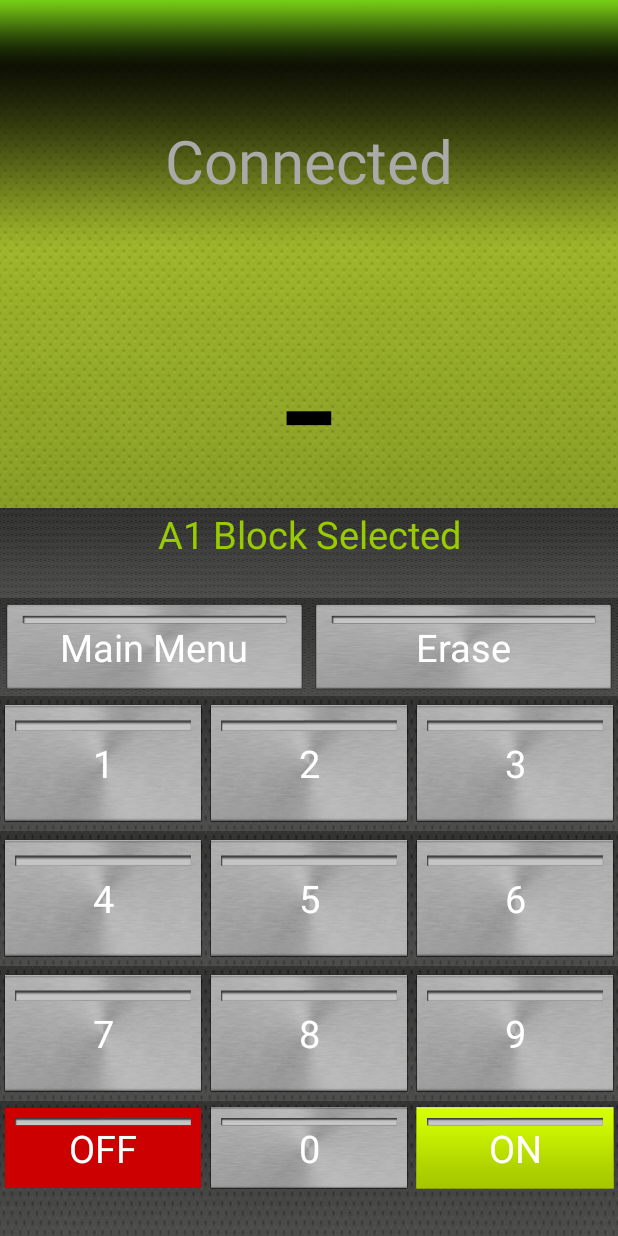
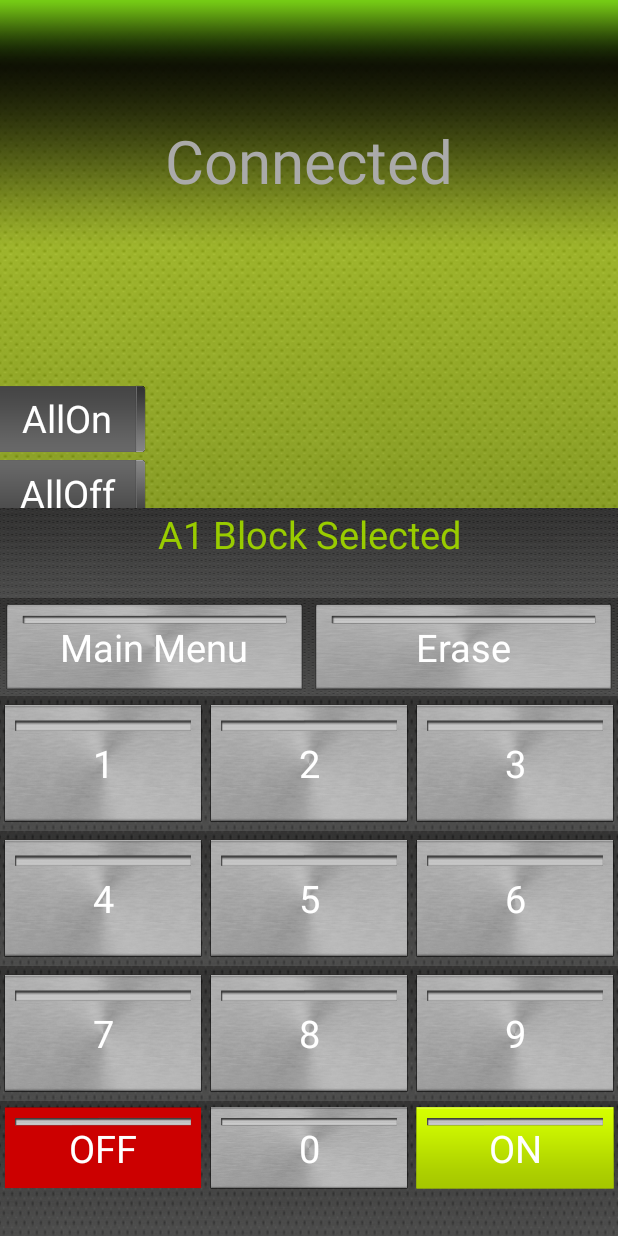
Before and after one commit to BurakCanKOCAK/LedControl, an Android app: the MainActivity screen opened directly, with no data from a screen before it, on a phone screen of 412 x 824 dp. Run offline under Robolectric (Android 15) with nearby library versions, the phone set to English and light mode, and no system bars.

Commit message:
Major changings in MainActivity (AllOn and AllOff buttons are added)

```diff
--- /dev/null
+++ b/app/src/main/res/drawable/bton_rightxml.xml
@@ -0,0 +1,7 @@
+<?xml version="1.0" encoding="utf-8"?>
+<selector xmlns:android="http://schemas.android.com/apk/res/android" >
+    <item android:drawable="@drawable/bton_pressed_right" android:state_pressed="true"></item>
+    <item android:drawable="@drawable/bton_pressed_right" android:state_focused="true"></item>
+    <item android:drawable="@drawable/bton_right"></item>
+
+</selector>
--- a/app/src/main/res/layout/keyboard_xml.xml
+++ b/app/src/main/res/layout/keyboard_xml.xml
@@ -4,7 +4,7 @@
     android:layout_width="match_parent"
     android:layout_height="fill_parent"
     android:layout_centerHorizontal="true"
-    android:background="@drawable/back_black" >
+    android:background="@drawable/back_black">
 
     <LinearLayout
         android:id="@+id/one_to_three"
@@ -12,7 +12,7 @@
         android:layout_height="wrap_content"
         android:layout_centerHorizontal="true"
         android:orientation="vertical"
-        android:weightSum="2" >
+        android:weightSum="2">
 
         <Button
             android:id="@+id/bTop"
@@ -30,7 +30,7 @@
             android:layout_width="match_parent"
             android:layout_height="50dp"
             android:orientation="horizontal"
-            android:weightSum="2" >
+            android:weightSum="2">
 
             <Button
                 android:id="@+id/bBTOn"
@@ -63,26 +63,63 @@
             android:textColor="@android:color/darker_gray"
             android:textSize="40dp" />
 
+        <LinearLayout
+            android:layout_width="fill_parent"
+            android:layout_height="360dp"
+            android:weightSum="1">
+
+            <LinearLayout
+                android:layout_width="100dp"
+                android:layout_height="365dp"
+                android:orientation="vertical">
+
+
+                <Button
+                    android:id="@+id/bAllOn"
+                    android:layout_marginLeft="-10dp"
+                    android:layout_width="wrap_content"
+                    android:layout_height="50dp"
+                    android:layout_marginTop="120dp"
+                    android:background="@drawable/bton_rightxml"
+                    android:text="AllOn"
+                    android:textColor="@android:color/background_light"
+                    android:textSize="25dp" />
+
+                <Button
+                    android:id="@+id/bAllOff"
+                    android:layout_width="wrap_content"
+                    android:layout_height="50dp"
+                    android:layout_marginLeft="-10dp"
+                    android:background="@drawable/btoff_xml"
+                    android:text="AllOff"
+                    android:textColor="@android:color/background_light"
+                    android:textSize="25dp" />
+            </LinearLayout>
+
             <TextView
                 android:id="@+id/tvDatatoSend"
-            android:layout_width="wrap_content"
+                android:layout_width="fill_parent"
                 android:layout_height="wrap_content"
                 android:layout_gravity="center_horizontal"
+                android:layout_weight="0.3"
+                android:gravity="center"
+                android:paddingTop="80dp"
+                android:text="-"
+                android:textColor="@android:color/black"
+                android:textSize="175dp" />
+
+            <ListView
+                android:id="@+id/lvOnFlatNumbers"
+                style="@style/horizontalList"
+                android:layout_width="wrap_content"
+                android:layout_height="360dp"
+                android:layout_gravity="center_horizontal"
+                android:layout_weight="0.7"
                 android:gravity="center_vertical"
                 android:paddingTop="50dp"
-            android:text="-"
                 android:textColor="@android:color/black"
                 android:textSize="125dp" />
-        <ListView
-            android:id="@+id/lvOnFlatNumbers"
-            android:layout_width="wrap_content"
-            android:layout_height="wrap_content"
-            android:layout_gravity="center_horizontal"
-            android:gravity="center_vertical"
-            android:paddingTop="50dp"
-
-            android:textColor="@android:color/black"
-            android:textSize="125dp" />
+        </LinearLayout>
     </LinearLayout>
 
     <LinearLayout
@@ -93,15 +130,15 @@
         android:layout_centerHorizontal="true"
         android:gravity="center_horizontal"
         android:orientation="horizontal"
-        android:weightSum="3" >
+        android:weightSum="3">
 
         <TextView
             android:id="@+id/tvBlock"
             android:layout_width="match_parent"
             android:layout_height="wrap_content"
             android:layout_gravity="center_horizontal"
+            android:background="@drawable/gray_back"
             android:gravity="center_horizontal"
-            android:background="@drawable/gray_back"
             android:text="-"
             android:textColor="@android:color/holo_green_light"
             android:textSize="25dp" />
@@ -113,9 +150,9 @@
         android:layout_height="65dp"
         android:layout_above="@+id/one_to_three3"
         android:layout_centerHorizontal="true"
+        android:background="@drawable/gray_back"
         android:orientation="horizontal"
-        android:background="@drawable/gray_back"
-        android:weightSum="2" >
+        android:weightSum="2">
 
         <Button
             android:id="@+id/bMainMenu"
@@ -146,9 +183,9 @@
         android:layout_height="90dp"
         android:layout_above="@+id/four_to_six"
         android:layout_centerHorizontal="true"
+        android:background="@drawable/gray_back"
         android:orientation="horizontal"
-        android:background="@drawable/gray_back"
-        android:weightSum="3" >
+        android:weightSum="3">
 
         <Button
             android:id="@+id/bOne"
@@ -186,9 +223,9 @@
         android:layout_width="match_parent"
         android:layout_height="90dp"
         android:layout_above="@+id/seven_to_nine"
+        android:background="@drawable/gray_back"
         android:orientation="horizontal"
-        android:background="@drawable/gray_back"
-        android:weightSum="3" >
+        android:weightSum="3">
 
         <Button
             android:id="@+id/bFour"
@@ -226,9 +263,9 @@
         android:layout_width="match_parent"
         android:layout_height="90dp"
         android:layout_above="@+id/zeroline"
+        android:background="@drawable/gray_back"
         android:orientation="horizontal"
-        android:background="@drawable/gray_back"
-        android:weightSum="3" >
+        android:weightSum="3">
 
         <Button
             android:id="@+id/bSeven"
@@ -266,10 +303,10 @@
         android:layout_width="match_parent"
         android:layout_height="90dp"
         android:layout_alignParentBottom="true"
+        android:background="@drawable/gray_back"
         android:orientation="horizontal"
         android:paddingBottom="27dp"
-        android:background="@drawable/gray_back"
-        android:weightSum="3" >
+        android:weightSum="3">
 
         <Button
             android:id="@+id/bOff"
@@ -309,7 +346,7 @@
         android:layout_alignParentTop="true"
         android:layout_centerHorizontal="true"
         android:content="@+id/content"
-        android:handle="@+id/bhandle" >
+        android:handle="@+id/bhandle">
 
         <Button
             android:id="@+id/bhandle"
@@ -326,7 +363,7 @@
             android:layout_height="match_parent"
             android:layout_centerHorizontal="true"
             android:background="@drawable/blacky"
-            android:orientation="vertical" >
+            android:orientation="vertical">
 
             <TextView
                 android:id="@+id/textView1"
@@ -354,7 +391,7 @@
                 android:layout_height="100dp"
                 android:layout_marginTop="50dp"
                 android:orientation="horizontal"
-                android:weightSum="2" >
+                android:weightSum="2">
 
                 <Button
                     android:id="@+id/b2_1"
@@ -383,7 +420,7 @@
                 android:layout_height="90dp"
                 android:layout_alignParentBottom="true"
                 android:orientation="horizontal"
-                android:weightSum="4" >
+                android:weightSum="4">
 
                 <EditText
                     android:id="@+id/eT_sell"
--- a/app/src/main/res/values/styles.xml
+++ b/app/src/main/res/values/styles.xml
@@ -7,5 +7,7 @@
         <item name="colorPrimaryDark">@color/colorPrimaryDark</item>
         <item name="colorAccent">@color/colorAccent</item>
     </style>
-
+    <style name="horizontalList">
+        <item name="android:orientation">horizontal</item>
+    </style>
 </resources>
--- a/build.gradle
+++ b/build.gradle
@@ -5,7 +5,7 @@ buildscript {
         jcenter()
     }
     dependencies {
-        classpath 'com.android.tools.build:gradle:2.1.2'
+        classpath 'com.android.tools.build:gradle:2.1.3'
         classpath 'com.google.gms:google-services:3.0.0'
         // NOTE: Do not place your application dependencies here; they belong
         // in the individual module build.gradle files
```
Also changed, not shown: app/src/main/java/com/bkocak/ledcontrol/MainActivity.java (+74 -28 lines), app/src/main/java/com/bkocak/ledcontrol/Opening.java (+5 -4 lines), app/src/main/res/drawable/bton.png, app/src/main/res/drawable/bton_pressed.png, app/src/main/res/drawable/bton_pressed_right.png (added), app/src/main/res/drawable/bton_right.png (added), gradle/wrapper/gradle-wrapper.properties. Lines whose indentation alone changed are shown as unchanged.
